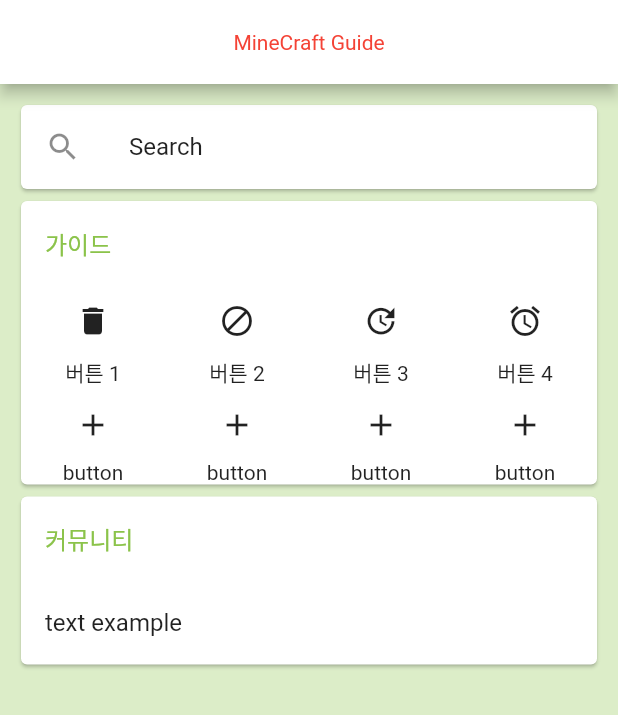
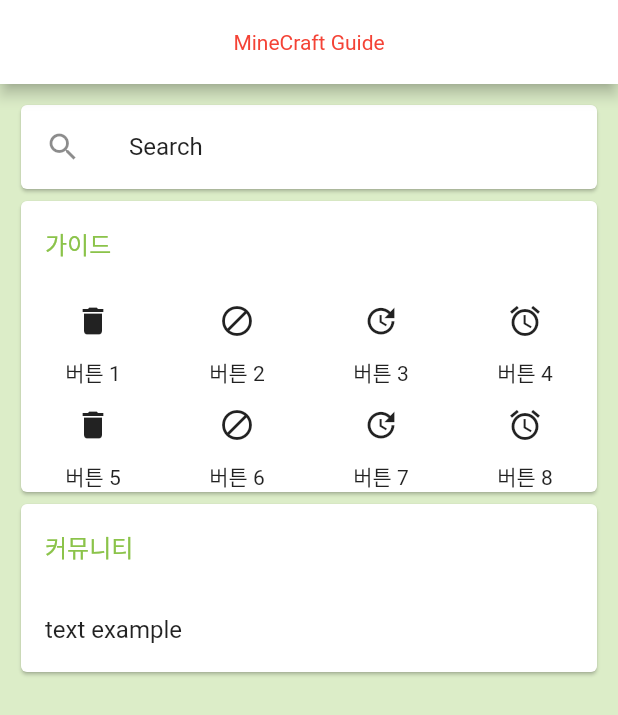
Before and after one commit to dlwogns/bird_project, a Flutter app: the screen it shows after launch, on a phone screen of 412 x 824 dp. Shown: the top 715 px of the screen. Run offline on Flutter 3.47's test engine with Material 2 defaults, Android fonts, the phone set to English and light mode, and no system bars; network calls fail.

Commit message:
코드 수정 v2

```diff
--- a/project1/lib/main.dart
+++ b/project1/lib/main.dart
@@ -8,9 +8,12 @@ class MyApp extends StatelessWidget {
     return MaterialApp(
       //1. 앱바 색상, 배경색상, 텍스트 글씨체 등등 앱의 전체적인 디자인 테마는 화면마다 설정해주지 말고 여기서 한번에 지정해줄 것.
       //특별한 화면 구성이 필요할 때만 해당 화면에서 지정해주는 것이 좋다.(만들때, 수정할 때)
-      theme: ThemeData(scaffoldBackgroundColor: Colors.lightGreen[100],
-          appBarTheme: AppBarTheme( color: Colors.white, textTheme: TextTheme(title: TextStyle(color:Colors.red)),centerTitle: true )
-      ),
+      theme: ThemeData(
+          scaffoldBackgroundColor: Colors.lightGreen[100],
+          appBarTheme: AppBarTheme(
+              color: Colors.white,
+              textTheme: TextTheme(title: TextStyle(color: Colors.red)),
+              centerTitle: true)),
       title: 'MineCraft Guide',
       home: MyHomePage(),
     );
@@ -79,7 +82,6 @@ void onpressed(context) {
 //  );
 //}
 
-
 class totalListView extends StatelessWidget {
   @override
   Widget build(BuildContext context) {
@@ -123,7 +125,7 @@ class search_card extends StatelessWidget {
 }
 
 class guide_card extends StatelessWidget {
-  Widget myButton(context, String buttonName, Icon buttonIcon){
+  Widget myButton(context, String buttonName, Icon buttonIcon) {
     return Expanded(
         child: Column(
       children: <Widget>[
@@ -140,6 +142,7 @@ class guide_card extends StatelessWidget {
       ],
     ));
   }
+
   @override
   Widget build(BuildContext context) {
     return Container(
@@ -165,72 +168,14 @@ class guide_card extends StatelessWidget {
               myButton(context, "버튼 2", Icon(Icons.block)),
               myButton(context, "버튼 3", Icon(Icons.update)),
               myButton(context, "버튼 4", Icon(Icons.access_alarm)),
-
-
             ],
           ),
           Row(
             children: <Widget>[
-              Expanded(
-                  child: Column(
-                children: <Widget>[
-                  IconButton(
-                    onPressed: () {
-                      Navigator.push(
-                        context,
-                        MaterialPageRoute(builder: (context) => new_screen()),
-                      );
-                    },
-                    icon: Icon(Icons.add),
-                  ),
-                  Text('button'),
-                ],
-              )),
-              Expanded(
-                  child: Column(
-                children: <Widget>[
-                  IconButton(
-                    onPressed: () {
-                      Navigator.push(
-                        context,
-                        MaterialPageRoute(builder: (context) => new_screen()),
-                      );
-                    },
-                    icon: Icon(Icons.add),
-                  ),
-                  Text('button'),
-                ],
-              )),
-              Expanded(
-                  child: Column(
-                children: <Widget>[
-                  IconButton(
-                    onPressed: () {
-                      Navigator.push(
-                        context,
-                        MaterialPageRoute(builder: (context) => new_screen()),
-                      );
-                    },
-                    icon: Icon(Icons.add),
-                  ),
-                  Text('button'),
-                ],
-              )),
-              Expanded(
-                  child: Column(
-                children: <Widget>[
-                  IconButton(
-                    onPressed: () {
-                      Navigator.push(
-                        context,
-                        MaterialPageRoute(builder: (context) => new_screen()),
-                      );
-                    },
-                    icon: Icon(Icons.add),
-                  ),
-                  Text('button'),
-                ],
-              )),
+              myButton(context, "버튼 5", Icon(Icons.delete)),
+              myButton(context, "버튼 6", Icon(Icons.block)),
+              myButton(context, "버튼 7", Icon(Icons.update)),
+              myButton(context, "버튼 8", Icon(Icons.access_alarm)),
             ],
           ),
         ],
```
Lines whose indentation alone changed are shown as unchanged.
